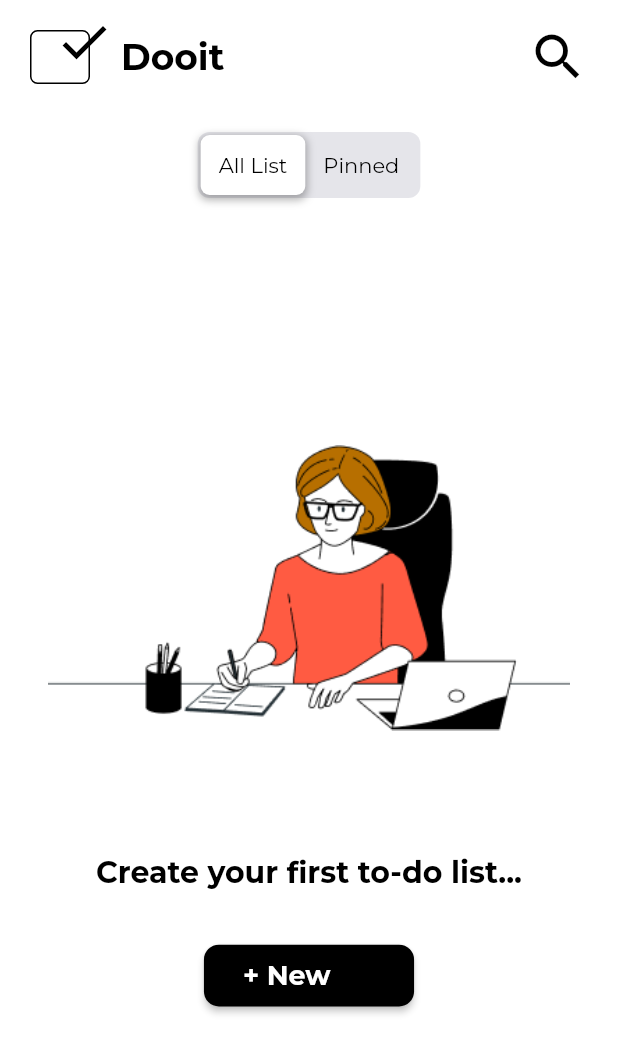
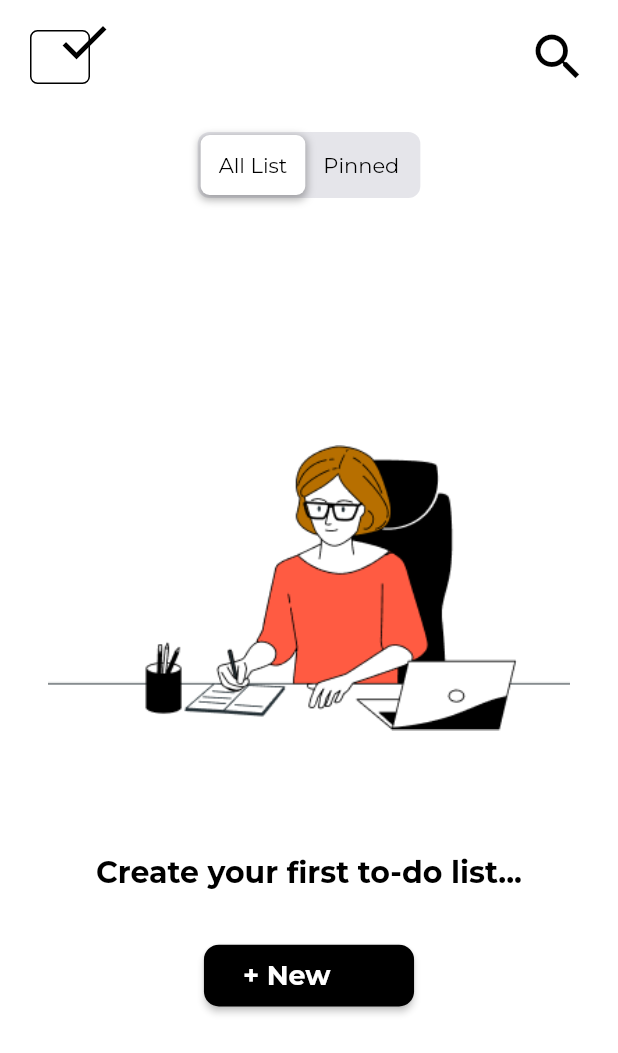
Before and after one commit to SaudMaashi/To-Do-List-App, a Flutter app: the screen it shows after launch, after a tap on "Continue", on a phone screen of 412 x 824 dp. Shown: the top 1053 px of the screen. Run offline on Flutter 3.47's test engine with Material 3 defaults, Android fonts, the phone set to English and light mode, and no system bars; drawn by our look-alikes of custom_sliding_segmented_control; our stand-ins replace google_fonts.

```diff
--- a/lib/main.dart
+++ b/lib/main.dart
@@ -1,6 +1,6 @@
 import 'package:flutter/material.dart';
 import 'package:google_fonts/google_fonts.dart';
-import 'package:to_do_list_app/screens/add_note_screen.dart';
+import 'package:to_do_list_app/screens/add_list_screen.dart';
 import 'package:to_do_list_app/screens/home_screen.dart';
 import 'package:to_do_list_app/screens/landing_screen.dart';
 import 'package:to_do_list_app/utilities/constants.dart';
@@ -25,11 +25,13 @@ class ToDoListApp extends StatelessWidget {
       routes: {
         "/": (context) => const LandingScreen(),
         "/home": (context) => const HomeScreen(),
-        "/add_note": (context) => const AddNoteScreen(),
+        "/add_note": (context) => const AddListScreen(),
       },
       initialRoute: "/",
       theme: ThemeData(
-              useMaterial3: false, scaffoldBackgroundColor: kSecondaryColor)
+              useMaterial3: false,
+              scaffoldBackgroundColor: kSecondaryColor,
+              colorScheme: ColorScheme.fromSeed(seedColor: Colors.black))
           .copyWith(
         textTheme: TextTheme(
           displayLarge: GoogleFonts.roboto(color: kPrimaryColor),
--- a/lib/screens/home_screen.dart
+++ b/lib/screens/home_screen.dart
@@ -39,10 +39,7 @@ class _HomeScreenState extends State<HomeScreen> {
               SizedBox(width: screenSize.width * 0.05),
               const Text(
                 "Dooit",
-                style: TextStyle(
-                    color: Colors.black,
-                    fontWeight: FontWeight.bold,
-                    fontSize: 24),
+                style: TextStyle(fontWeight: FontWeight.bold, fontSize: 24),
               ),
             ],
           ),
@@ -91,11 +88,9 @@ class _HomeScreenState extends State<HomeScreen> {
                     ),
                   ],
                 ),
-                duration: const Duration(milliseconds: 300),
+                duration: const Duration(milliseconds: 200),
                 curve: Curves.easeInToLinear,
-                onValueChanged: (v) {
-                  print(v);
-                },
+                onValueChanged: (value) {},
               ),
               SizedBox(height: screenSize.height * 0.2),
               Column(
--- a/lib/widgets/app_button.dart
+++ b/lib/widgets/app_button.dart
@@ -35,7 +35,11 @@ class AppButton extends StatelessWidget {
         ),
       ),
       onPressed: () {
-        Navigator.pushReplacementNamed(context, nextScreenName);
+        if (nextScreenName == "/home") {
+          Navigator.pushReplacementNamed(context, nextScreenName);
+        } else {
+          Navigator.pushNamed(context, nextScreenName);
+        }
       },
       child: Padding(
         padding: padding,
```
Also changed, not shown: lib/screens/add_list_screen.dart (added, +121 -0 lines), lib/screens/add_note_screen.dart (deleted, +0 -10 lines).
